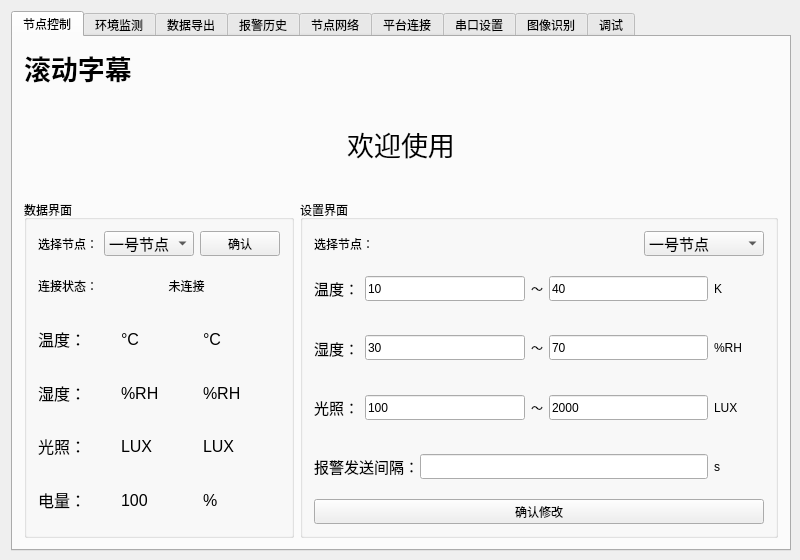
alexis258/loongarch_iot_terminal, file loongarch端/loongarch_iot_terminal/mainwindow.ui: the form before one commit.
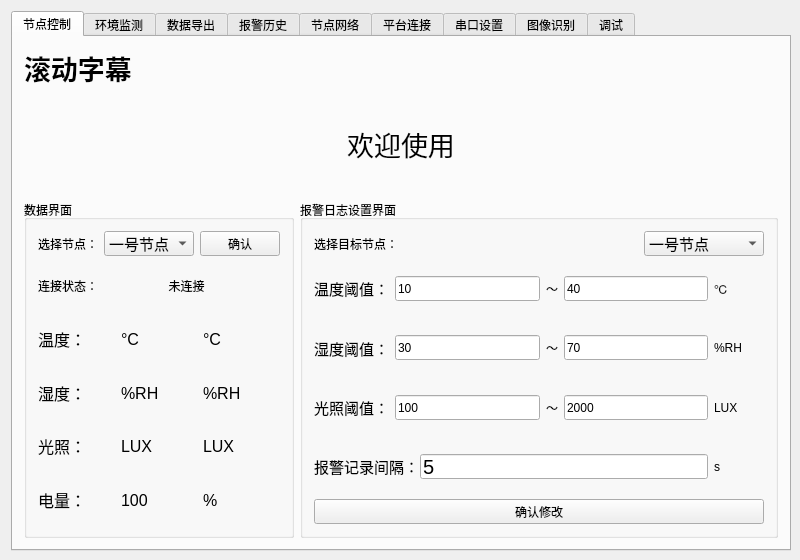
The form after the commit. Icons and pictures are not drawn.

What changed in the file:
```diff
--- a/loongarch端/loongarch_iot_terminal/mainwindow.ui
+++ b/loongarch端/loongarch_iot_terminal/mainwindow.ui
@@ -395,7 +395,7 @@
           <item>
            <widget class="QGroupBox" name="groupBox_4">
             <property name="title">
-             <string>设置界面</string>
+             <string>报警日志设置界面</string>
             </property>
             <layout class="QGridLayout" name="gridLayout_11">
              <item row="0" column="0">
@@ -403,7 +403,7 @@
                <item>
                 <widget class="QLabel" name="label_31">
                  <property name="text">
-                  <string>选择节点：</string>
+                  <string>选择目标节点：</string>
                  </property>
                 </widget>
                </item>
@@ -468,7 +468,7 @@
                   </font>
                  </property>
                  <property name="text">
-                  <string>温度：</string>
+                  <string>温度阈值：</string>
                  </property>
                 </widget>
                </item>
@@ -514,7 +514,7 @@
                   </size>
                  </property>
                  <property name="text">
-                  <string>K</string>
+                  <string>℃</string>
                  </property>
                 </widget>
                </item>
@@ -536,7 +536,7 @@
                   </font>
                  </property>
                  <property name="text">
-                  <string>湿度：</string>
+                  <string>湿度阈值：</string>
                  </property>
                 </widget>
                </item>
@@ -604,7 +604,7 @@
                   </font>
                  </property>
                  <property name="text">
-                  <string>光照：</string>
+                  <string>光照阈值：</string>
                  </property>
                 </widget>
                </item>
@@ -672,7 +672,7 @@
                   </font>
                  </property>
                  <property name="text">
-                  <string>报警发送间隔：</string>
+                  <string>报警记录间隔：</string>
                  </property>
                 </widget>
                </item>
@@ -689,6 +689,9 @@
                    <pointsize>15</pointsize>
                   </font>
                  </property>
+                 <property name="text">
+                  <string>5</string>
+                 </property>
                 </widget>
                </item>
                <item>
```
